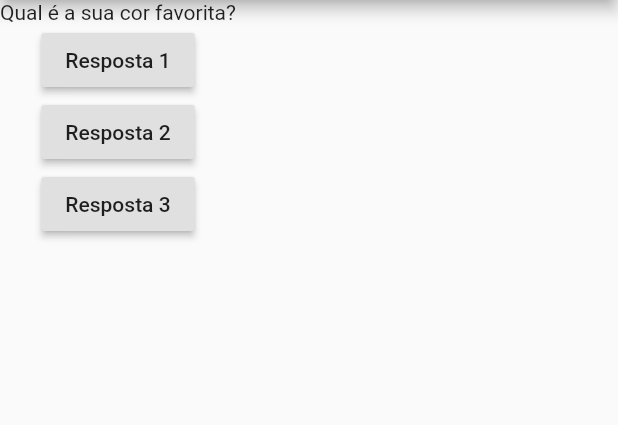
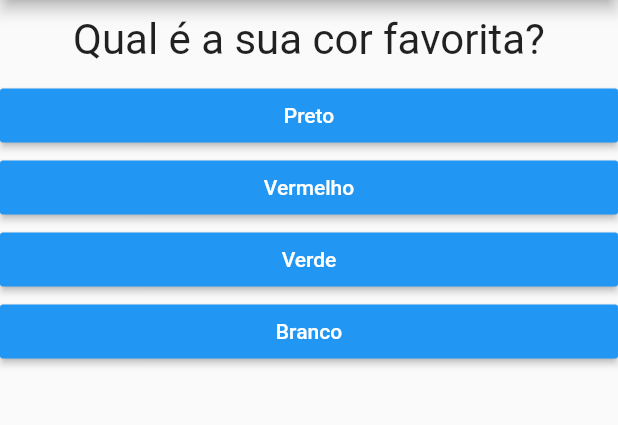
Before and after one commit to nederhayden/Curso_Flutter, a Flutter app: the screen it shows after launch, on a phone screen of 412 x 824 dp, the part 84-509 px from its top. Run offline on Flutter 3.47's test engine with Material 2 defaults, Android fonts, the phone set to English and light mode, and no system bars.

Commit message:
finalizacao do projeto perguntas

```diff
--- a/projeto_perguntas/lib/main.dart
+++ b/projeto_perguntas/lib/main.dart
@@ -1,55 +1,86 @@
 import 'package:flutter/cupertino.dart';
 import 'package:flutter/material.dart';
+import 'package:projeto_perguntas/questionario.dart';
+import 'package:projeto_perguntas/resultado.dart';
 
 main() => runApp(PerguntaApp());
 
 class _PerguntaAppState extends State<PerguntaApp> {
   var _perguntaSelecionada = 0;
+  var _pontuacaoTotal = 0;
 
-  void _responder() {
+  final _perguntas = const [
+    {
+      'texto': 'Qual é a sua cor favorita?',
+      'respostas': [
+        {'texto': 'Preto', 'pontuacao': 5},
+        {'texto': 'Vermelho', 'pontuacao': 10},
+        {'texto': 'Verde', 'pontuacao': 15},
+        {'texto': 'Branco', 'pontuacao': 20},
+      ],
+    },
+    {
+      'texto': 'Qual é o seu animal favorito?',
+      'respostas': [
+        {'texto': 'Coelho', 'pontuacao': 5},
+        {'texto': 'Cobra', 'pontuacao': 10},
+        {'texto': 'Elefante', 'pontuacao': 15},
+        {'texto': 'Leão', 'pontuacao': 20}
+      ],
+    },
+    {
+      'texto': 'Qual é o seu instrutor favorito?',
+      'respostas': [
+        {'texto': 'Maria', 'pontuacao': 5},
+        {'texto': 'João', 'pontuacao': 10},
+        {'texto': 'Leo', 'pontuacao': 15},
+        {'texto': 'Pedro', 'pontuacao': 20}
+      ],
+    },
+  ];
+
+  void _responder(int pontuacao) {
+    if (temPerguntaSelecionada) {
+      setState(() {
+        _perguntaSelecionada++;
+        _pontuacaoTotal += pontuacao;
+      });
+    }
+    print(_pontuacaoTotal);
+  }
+
+  void _reiniciarQuestionario() {
     setState(() {
-      _perguntaSelecionada++;
+      _perguntaSelecionada = 0;
+      _pontuacaoTotal = 0;
     });
-    print(_perguntaSelecionada);
+  }
+
+  bool get temPerguntaSelecionada {
+    return _perguntaSelecionada < _perguntas.length;
   }
 
   @override
   Widget build(BuildContext context) {
-    final perguntas = [
-      'Qual é a sua cor favorita?',
-      'Qual é o seu animal favorito?',
-    ];
-
     return MaterialApp(
       home: Scaffold(
         appBar: AppBar(
           title: Text('Perguntas'),
           centerTitle: true,
         ),
-        body: Column(
-          children: <Widget>[
-            Text(perguntas[_perguntaSelecionada]),
-            RaisedButton(
-              child: Text('Resposta 1'),
-              onPressed: _responder,
-            ),
-            RaisedButton(
-              child: Text('Resposta 2'),
-              onPressed: _responder,
-            ),
-            RaisedButton(
-              child: Text('Resposta 3'),
-              onPressed: _responder,
-            ),
-          ],
-        ),
+        body: temPerguntaSelecionada
+            ? Questionario(
+                perguntaSelecionada: _perguntaSelecionada,
+                perguntas: _perguntas,
+                responder: _responder,
+              )
+            : Resultado(_pontuacaoTotal, _reiniciarQuestionario),
       ),
     );
   }
 }
 
 class PerguntaApp extends StatefulWidget {
-
   _PerguntaAppState createState() {
     return _PerguntaAppState();
   }
--- /dev/null
+++ b/projeto_perguntas/lib/questao.dart
@@ -0,0 +1,20 @@
+import 'package:flutter/material.dart';
+
+class Questao extends StatelessWidget {
+  final String texto;
+
+  Questao(this.texto);
+
+  @override
+  Widget build(BuildContext context) {
+    return Container(
+      width: double.infinity,
+      margin: EdgeInsets.all(10),
+      child: Text(
+        texto,
+        style: TextStyle(fontSize: 28),
+        textAlign: TextAlign.center,
+      ),
+    );
+  }
+}
--- /dev/null
+++ b/projeto_perguntas/lib/questionario.dart
@@ -0,0 +1,38 @@
+import 'package:flutter/material.dart';
+
+import 'questao.dart';
+import 'resposta.dart';
+
+class Questionario extends StatelessWidget {
+  final int perguntaSelecionada;
+  final List<Map<String, Object>> perguntas;
+  final void Function(int) responder;
+
+  Questionario(
+      {@required this.perguntaSelecionada,
+      @required this.perguntas,
+      @required this.responder});
+
+  bool get temPerguntaSelecionada {
+    return perguntaSelecionada < perguntas.length;
+  }
+
+  @override
+  Widget build(BuildContext context) {
+    List<Map<String, Object>> respostas = temPerguntaSelecionada
+        ? perguntas[perguntaSelecionada]['respostas']
+        : null;
+
+    return Column(
+      children: <Widget>[
+        Questao(perguntas[perguntaSelecionada]['texto']),
+        ...respostas.map((resp) {
+          return Resposta(
+            resp['texto'],
+            () => responder(resp['pontuacao']),
+          );
+        }).toList(),
+      ],
+    );
+  }
+}
--- /dev/null
+++ b/projeto_perguntas/lib/resposta.dart
@@ -0,0 +1,21 @@
+import 'package:flutter/material.dart';
+
+class Resposta extends StatelessWidget {
+  final String texto;
+  final void Function() quandoSelecionado;
+
+  Resposta(this.texto, this.quandoSelecionado);
+
+  @override
+  Widget build(BuildContext context) {
+    return Container(
+      width: double.infinity,
+      child: RaisedButton(
+        color: Colors.blue,
+        textColor: Colors.white,
+        child: Text(texto),
+        onPressed: quandoSelecionado,
+      ),
+    );
+  }
+}
```
Also changed, not shown: projeto_perguntas/lib/resultado.dart (added, +37 -0 lines).
